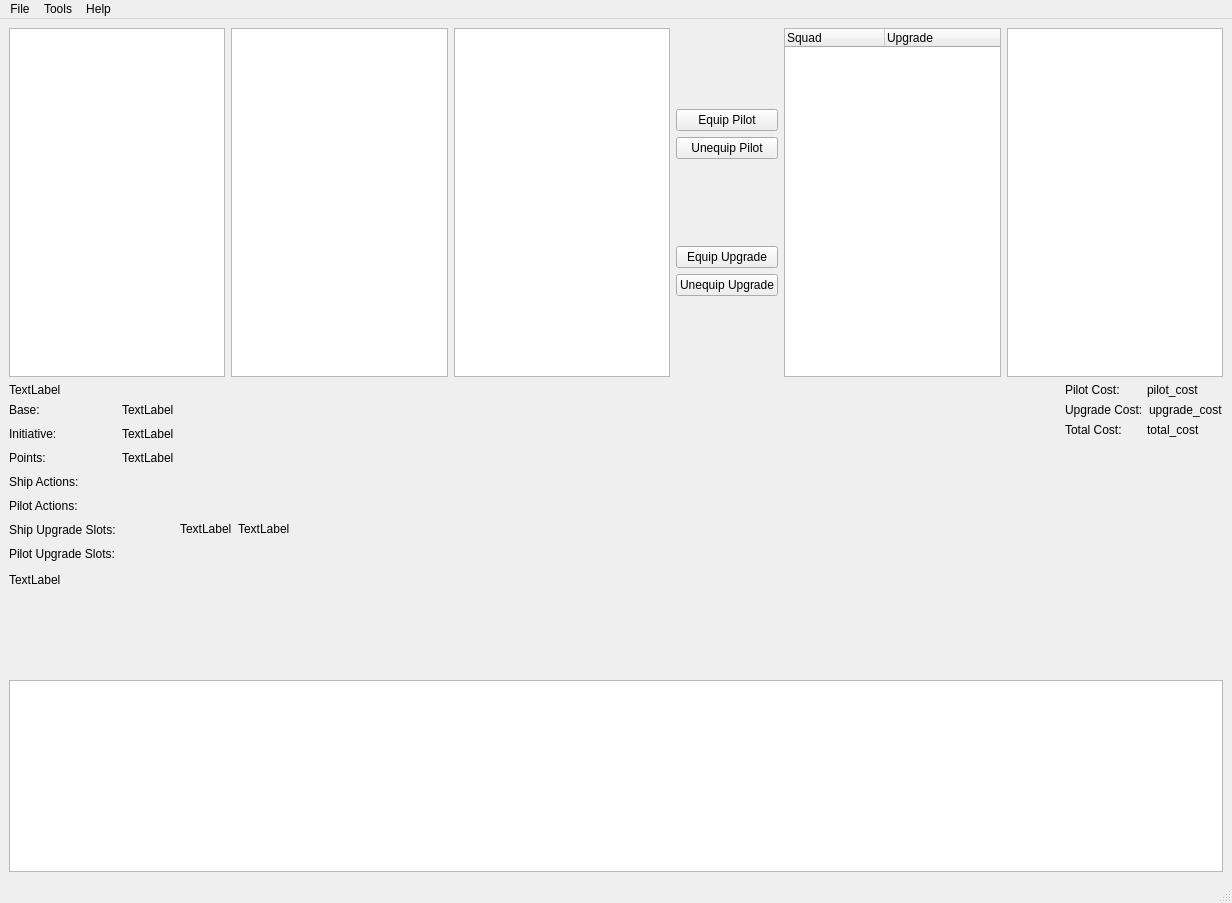
This is qt_designer/main_window.ui in flipperlord/x-wing-squad-builder as Qt 5 draws it before an edit. The edited form follows.
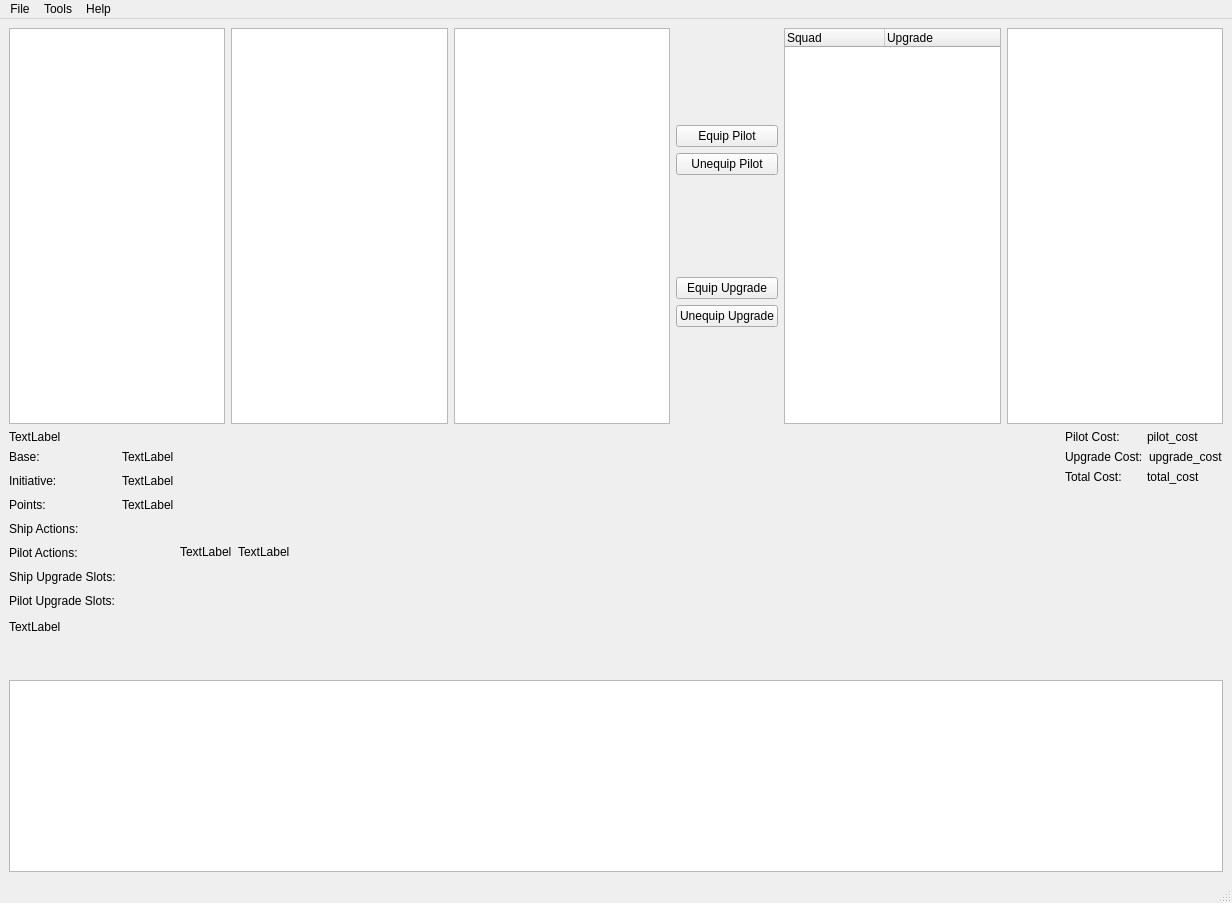
This is the edited form. Icons and pictures are not drawn.

Commit message: add viewer to squad builder

```diff
--- a/qt_designer/main_window.ui
+++ b/qt_designer/main_window.ui
@@ -18,148 +18,7 @@
     <normaloff>:/images/icon.png</normaloff>:/images/icon.png</iconset>
   </property>
   <widget class="QWidget" name="centralwidget">
-   <layout class="QGridLayout" name="gridLayout" rowstretch="6,5,0">
-    <item row="0" column="0">
-     <layout class="QHBoxLayout" name="data_view_layout" stretch="0,0,0,0,0,0">
-      <item>
-       <widget class="QListWidget" name="faction_list_widget">
-        <property name="toolTip">
-         <string>Faction list</string>
-        </property>
-       </widget>
-      </item>
-      <item>
-       <widget class="QListWidget" name="ship_list_widget">
-        <property name="toolTip">
-         <string>Ship List</string>
-        </property>
-       </widget>
-      </item>
-      <item>
-       <widget class="QListWidget" name="pilot_list_widget">
-        <property name="toolTip">
-         <string>Pilot List
-(Initiative) Pilot Name (Cost)</string>
-        </property>
-        <property name="dragEnabled">
-         <bool>false</bool>
-        </property>
-        <property name="dragDropMode">
-         <enum>QAbstractItemView::NoDragDrop</enum>
-        </property>
-        <property name="alternatingRowColors">
-         <bool>false</bool>
-        </property>
-        <property name="selectionBehavior">
-         <enum>QAbstractItemView::SelectItems</enum>
-        </property>
-        <property name="modelColumn">
-         <number>0</number>
-        </property>
-       </widget>
-      </item>
-      <item>
-       <layout class="QVBoxLayout" name="verticalLayout">
-        <item>
-         <spacer name="verticalSpacer">
-          <property name="orientation">
-           <enum>Qt::Vertical</enum>
-          </property>
-          <property name="sizeHint" stdset="0">
-           <size>
-            <width>20</width>
-            <height>40</height>
-           </size>
-          </property>
-         </spacer>
-        </item>
-        <item>
-         <widget class="QPushButton" name="equip_pilot_push_button">
-          <property name="text">
-           <string>Equip Pilot</string>
-          </property>
-         </widget>
-        </item>
-        <item>
-         <widget class="QPushButton" name="unequip_pilot_push_button">
-          <property name="text">
-           <string>Unequip Pilot</string>
-          </property>
-         </widget>
-        </item>
-        <item>
-         <spacer name="verticalSpacer_2">
-          <property name="orientation">
-           <enum>Qt::Vertical</enum>
-          </property>
-          <property name="sizeHint" stdset="0">
-           <size>
-            <width>20</width>
-            <height>40</height>
-           </size>
-          </property>
-         </spacer>
-        </item>
-        <item>
-         <widget class="QPushButton" name="equip_upgrade_push_button">
-          <property name="text">
-           <string>Equip Upgrade</string>
-          </property>
-         </widget>
-        </item>
-        <item>
-         <widget class="QPushButton" name="unequip_upgrade_push_button">
-          <property name="text">
-           <string>Unequip Upgrade</string>
-          </property>
-         </widget>
-        </item>
-        <item>
-         <spacer name="verticalSpacer_5">
-          <property name="orientation">
-           <enum>Qt::Vertical</enum>
-          </property>
-          <property name="sizeHint" stdset="0">
-           <size>
-            <width>20</width>
-            <height>40</height>
-           </size>
-          </property>
-         </spacer>
-        </item>
-       </layout>
-      </item>
-      <item>
-       <widget class="QTreeWidget" name="squad_tree_widget">
-        <column>
-         <property name="text">
-          <string>Squad</string>
-         </property>
-        </column>
-        <column>
-         <property name="text">
-          <string>Upgrade</string>
-         </property>
-        </column>
-       </widget>
-      </item>
-      <item>
-       <widget class="QListWidget" name="upgrade_list_widget">
-        <property name="toolTip">
-         <string>Upgrade List
-Upgrade Name (Cost)</string>
-        </property>
-       </widget>
-      </item>
-     </layout>
-    </item>
-    <item row="2" column="0">
-     <widget class="QPlainTextEdit" name="logging_plain_text_edit">
-      <property name="readOnly">
-       <bool>true</bool>
-      </property>
-     </widget>
-    </item>
+   <layout class="QGridLayout" name="gridLayout" rowstretch="6,0,0">
     <item row="1" column="0">
      <layout class="QHBoxLayout" name="horizontalLayout">
       <item>
@@ -404,6 +263,147 @@
       </item>
      </layout>
     </item>
+    <item row="2" column="0">
+     <widget class="QPlainTextEdit" name="logging_plain_text_edit">
+      <property name="readOnly">
+       <bool>true</bool>
+      </property>
+     </widget>
+    </item>
+    <item row="0" column="0">
+     <layout class="QHBoxLayout" name="data_view_layout" stretch="0,0,0,0,0,0">
+      <item>
+       <widget class="QListWidget" name="faction_list_widget">
+        <property name="toolTip">
+         <string>Faction list</string>
+        </property>
+       </widget>
+      </item>
+      <item>
+       <widget class="QListWidget" name="ship_list_widget">
+        <property name="toolTip">
+         <string>Ship List</string>
+        </property>
+       </widget>
+      </item>
+      <item>
+       <widget class="QListWidget" name="pilot_list_widget">
+        <property name="toolTip">
+         <string>Pilot List
+(Initiative) Pilot Name (Cost)</string>
+        </property>
+        <property name="dragEnabled">
+         <bool>false</bool>
+        </property>
+        <property name="dragDropMode">
+         <enum>QAbstractItemView::NoDragDrop</enum>
+        </property>
+        <property name="alternatingRowColors">
+         <bool>false</bool>
+        </property>
+        <property name="selectionBehavior">
+         <enum>QAbstractItemView::SelectItems</enum>
+        </property>
+        <property name="modelColumn">
+         <number>0</number>
+        </property>
+       </widget>
+      </item>
+      <item>
+       <layout class="QVBoxLayout" name="verticalLayout">
+        <item>
+         <spacer name="verticalSpacer">
+          <property name="orientation">
+           <enum>Qt::Vertical</enum>
+          </property>
+          <property name="sizeHint" stdset="0">
+           <size>
+            <width>20</width>
+            <height>40</height>
+           </size>
+          </property>
+         </spacer>
+        </item>
+        <item>
+         <widget class="QPushButton" name="equip_pilot_push_button">
+          <property name="text">
+           <string>Equip Pilot</string>
+          </property>
+         </widget>
+        </item>
+        <item>
+         <widget class="QPushButton" name="unequip_pilot_push_button">
+          <property name="text">
+           <string>Unequip Pilot</string>
+          </property>
+         </widget>
+        </item>
+        <item>
+         <spacer name="verticalSpacer_2">
+          <property name="orientation">
+           <enum>Qt::Vertical</enum>
+          </property>
+          <property name="sizeHint" stdset="0">
+           <size>
+            <width>20</width>
+            <height>40</height>
+           </size>
+          </property>
+         </spacer>
+        </item>
+        <item>
+         <widget class="QPushButton" name="equip_upgrade_push_button">
+          <property name="text">
+           <string>Equip Upgrade</string>
+          </property>
+         </widget>
+        </item>
+        <item>
+         <widget class="QPushButton" name="unequip_upgrade_push_button">
+          <property name="text">
+           <string>Unequip Upgrade</string>
+          </property>
+         </widget>
+        </item>
+        <item>
+         <spacer name="verticalSpacer_5">
+          <property name="orientation">
+           <enum>Qt::Vertical</enum>
+          </property>
+          <property name="sizeHint" stdset="0">
+           <size>
+            <width>20</width>
+            <height>40</height>
+           </size>
+          </property>
+         </spacer>
+        </item>
+       </layout>
+      </item>
+      <item>
+       <widget class="QTreeWidget" name="squad_tree_widget">
+        <column>
+         <property name="text">
+          <string>Squad</string>
+         </property>
+        </column>
+        <column>
+         <property name="text">
+          <string>Upgrade</string>
+         </property>
+        </column>
+       </widget>
+      </item>
+      <item>
+       <widget class="QListWidget" name="upgrade_list_widget">
+        <property name="toolTip">
+         <string>Upgrade List
+Upgrade Name (Cost)</string>
+        </property>
+       </widget>
+      </item>
+     </layout>
+    </item>
    </layout>
   </widget>
   <widget class="QMenuBar" name="menubar">
```
Left out of the diff: 14 changed lines with no effect on the pictures. The commit also changes 8 other files.
